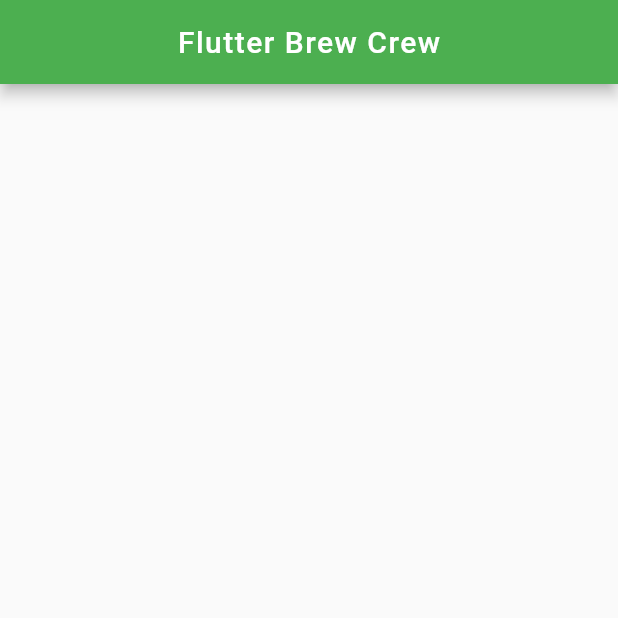
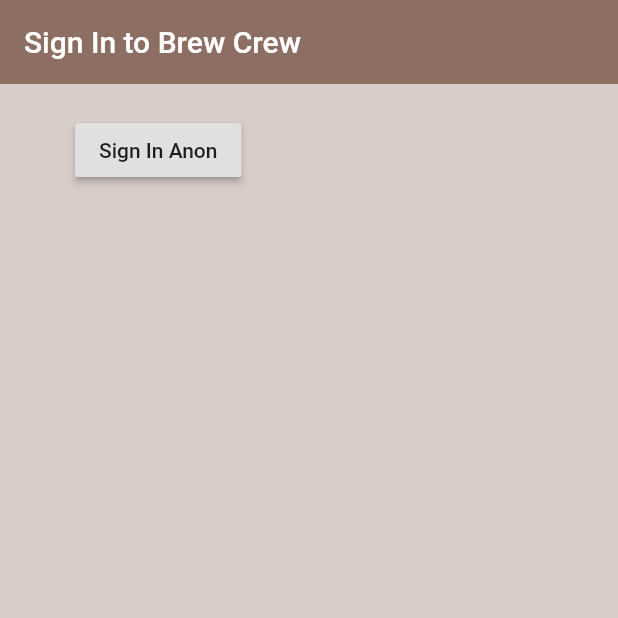
Before and after one commit to Leonardo-daVinci/Brew_Crew, a Flutter app: the screen it shows after launch, on a phone screen of 412 x 824 dp, the top half of it. Run offline on Flutter 3.47's test engine with Material 2 defaults, Android fonts, the phone set to English and light mode, and no system bars; our stand-ins replace firebase_auth; accounts and stored records are empty.

Commit message:
Anonymous Signin and Logout features added

```diff
--- a/lib/main.dart
+++ b/lib/main.dart
@@ -1,24 +1,18 @@
+import 'package:brew_crew/models/user.dart';
+import 'package:brew_crew/screens/wrapper.dart';
+import 'package:brew_crew/services/auth.dart';
 import 'package:flutter/material.dart';
+import 'package:provider/provider.dart';
 
-void main() => runApp(MaterialApp(
-  home: Home(),
-  theme: ThemeData(
-    primarySwatch: Colors.green,
-  ),
-));
+void main() => runApp(MyApp());
 
-class Home extends StatelessWidget {
+class MyApp extends StatelessWidget {
   @override
   Widget build(BuildContext context) {
-    return Scaffold(
-      appBar: AppBar(
-        title: Text(
-          "Flutter Brew Crew",
-          style: TextStyle(
-            letterSpacing: 1,
-          )
-          ),
-        centerTitle: true,
+    return StreamProvider<User>.value(
+      value: AuthService().user,
+          child: MaterialApp(
+        home: Wrapper(),
       ),
     );
   }
--- /dev/null
+++ b/lib/models/user.dart
@@ -0,0 +1,7 @@
+class User{
+
+  final String uid;
+
+  User({this.uid});
+
+}
--- /dev/null
+++ b/lib/screens/authenticate/authenticate.dart
@@ -0,0 +1,17 @@
+import 'package:brew_crew/screens/authenticate/signin.dart';
+import 'package:flutter/material.dart';
+
+class Authenticate extends StatefulWidget {
+  @override
+  _AuthenticateState createState() => _AuthenticateState();
+}
+
+class _AuthenticateState extends State<Authenticate> {
+  @override
+  Widget build(BuildContext context) {
+    return Container(
+      child: SignIn()
+
+    );
+  }
+}
--- /dev/null
+++ b/lib/screens/authenticate/signin.dart
@@ -0,0 +1,41 @@
+import 'package:brew_crew/services/auth.dart';
+import 'package:flutter/material.dart';
+
+class SignIn extends StatefulWidget {
+  @override
+  _SignInState createState() => _SignInState();
+}
+
+class _SignInState extends State<SignIn> {
+
+  final AuthService _authService = AuthService();
+
+  @override
+  Widget build(BuildContext context) {
+    return Scaffold(
+      backgroundColor: Colors.brown[100],
+      appBar: AppBar(
+        backgroundColor:Colors.brown[400],
+        elevation: 0.0,
+        title: Text('Sign In to Brew Crew '),
+      ),
+
+      body: Container(
+        padding:EdgeInsets.symmetric(vertical: 20, horizontal: 50),
+        child: RaisedButton(
+          child:Text('Sign In Anon'),
+          onPressed: () async {
+            dynamic result = await _authService.signinAnonymous();
+            if(result == null){
+              print("Error signin");
+            }else{
+              print("Success signin");
+              print(result.uid);
+            }
+          },
+
+        )
+      ),
+    );
+  }
+}
--- /dev/null
+++ b/lib/screens/wrapper.dart
@@ -0,0 +1,22 @@
+import 'package:brew_crew/models/user.dart';
+import 'package:brew_crew/screens/authenticate/authenticate.dart';
+import 'package:brew_crew/screens/home/home.dart';
+import 'package:flutter/material.dart';
+import 'package:provider/provider.dart';
+
+class Wrapper extends StatelessWidget {
+  @override
+  Widget build(BuildContext context) {
+
+    final user = Provider.of<User>(context);
+
+    if (user == null) {
+      return Authenticate();
+    }else{
+      return Home();
+    }
+
+      //return either home or authenticate widget
+
+  }
+}
--- a/pubspec.yaml
+++ b/pubspec.yaml
@@ -21,6 +21,7 @@ dependencies:
     sdk: flutter
   firebase_auth: ^0.15.3
   cloud_firestore: ^0.13.0+1
+  provider: ^4.0.1
 
   # The following adds the Cupertino Icons font to your application.
   # Use with the CupertinoIcons class for iOS style icons.
```
Also changed, not shown: lib/screens/home/home.dart (added, +28 -0 lines), lib/services/auth.dart (added, +51 -0 lines), pubspec.lock.
